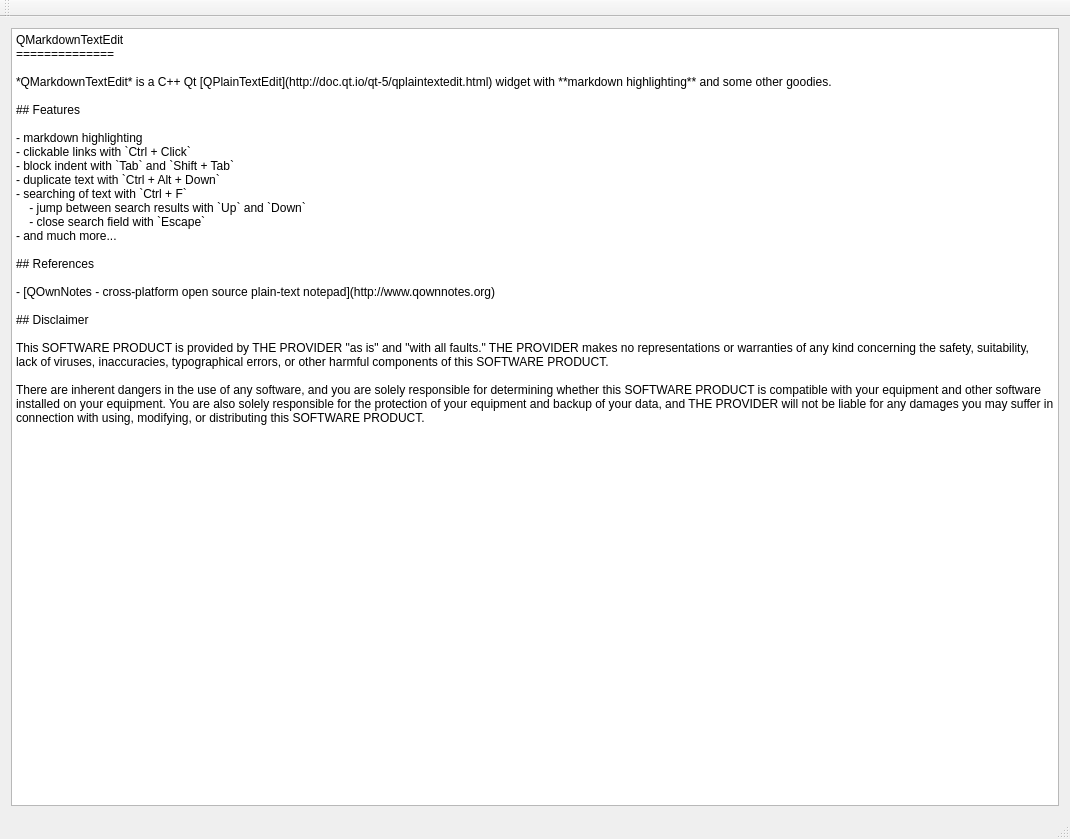
Above: qownnotes/libraries/qmarkdowntextedit/mainwindow.ui from Samael340/qownnotes_alt before the change. Below: the same form after it.
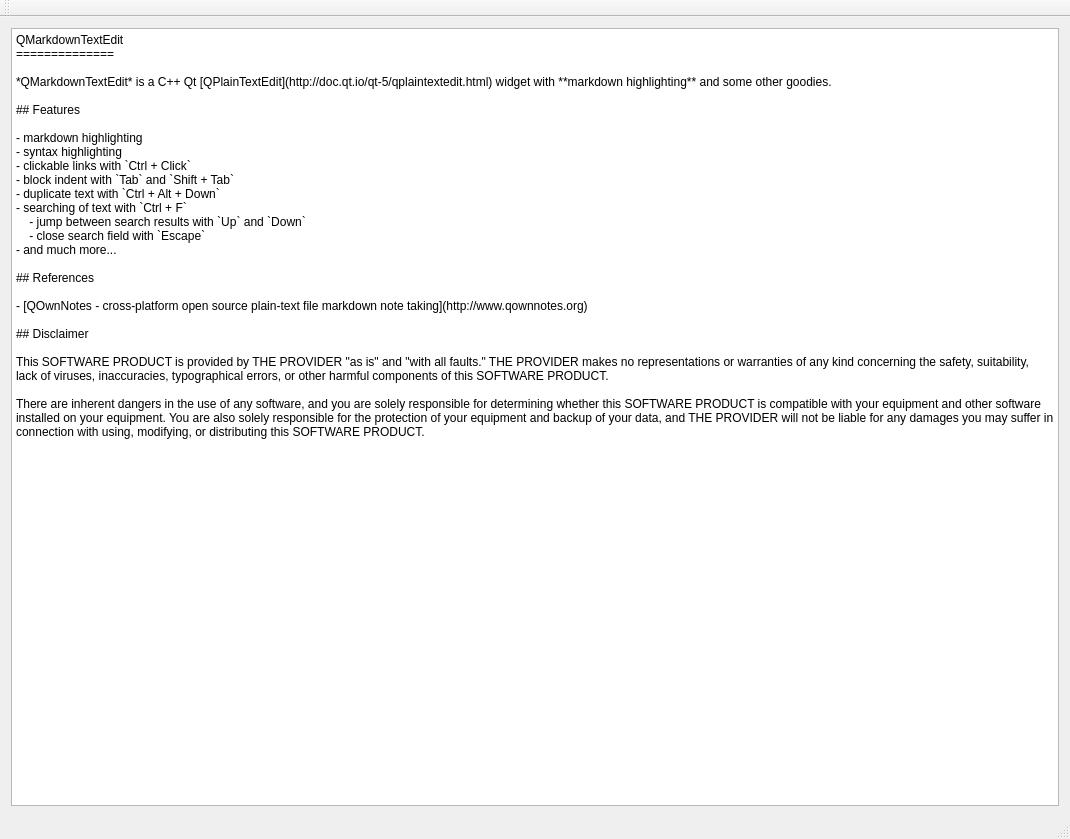
That is the form after the change. Custom widgets are drawn as their Qt base class.

Commit message: Import archive qownnotes-20.7.3

```diff
--- a/qownnotes/libraries/qmarkdowntextedit/mainwindow.ui
+++ b/qownnotes/libraries/qmarkdowntextedit/mainwindow.ui
@@ -26,6 +26,7 @@
 ## Features
 
 - markdown highlighting
+- syntax highlighting
 - clickable links with `Ctrl + Click`
 - block indent with `Tab` and `Shift + Tab`
 - duplicate text with `Ctrl + Alt + Down`
@@ -36,7 +37,7 @@
 
 ## References
 
-- [QOwnNotes - cross-platform open source plain-text notepad](http://www.qownnotes.org)
+- [QOwnNotes - cross-platform open source plain-text file markdown note taking](http://www.qownnotes.org)
 
 ## Disclaimer
 
```
Left out of the diff: 2 changed lines with no effect on the pictures. The commit also changes 596 other files.
